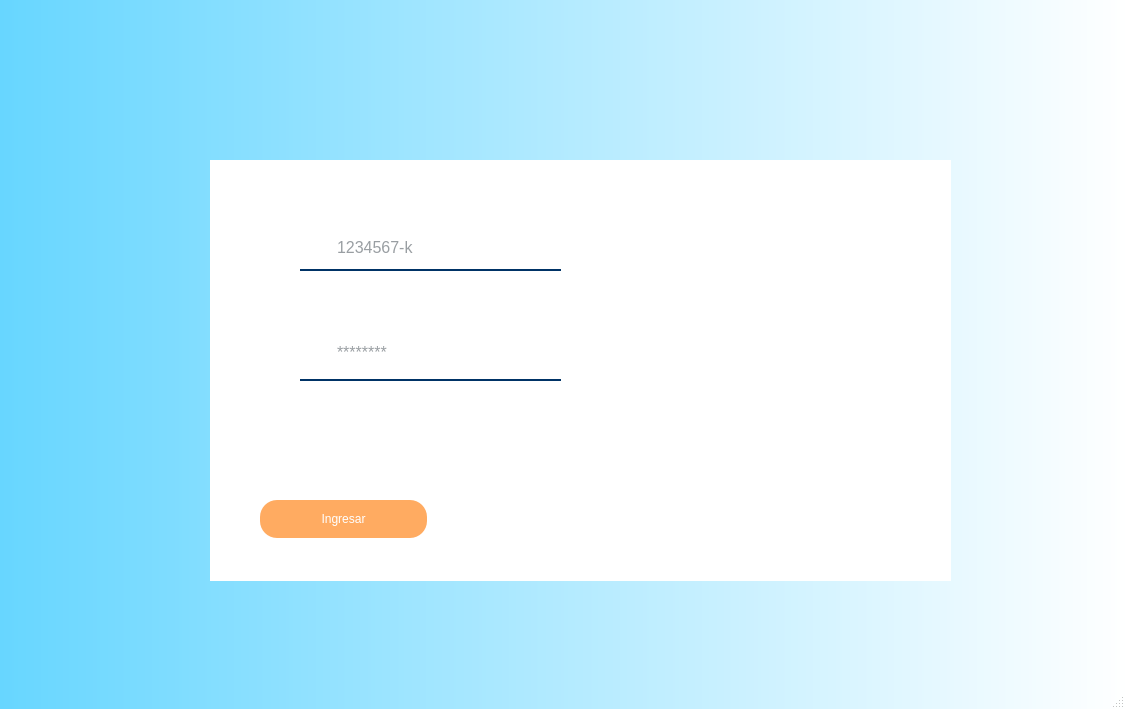
This is Segundo_anio/Segundo_semestre/QT_GUI/BancoEstado/loginwindow.ui in DiegoAbdiasSaldanaFuentes/Ejercisios-Universidad as Qt 5 draws it before an edit. The edited form follows.
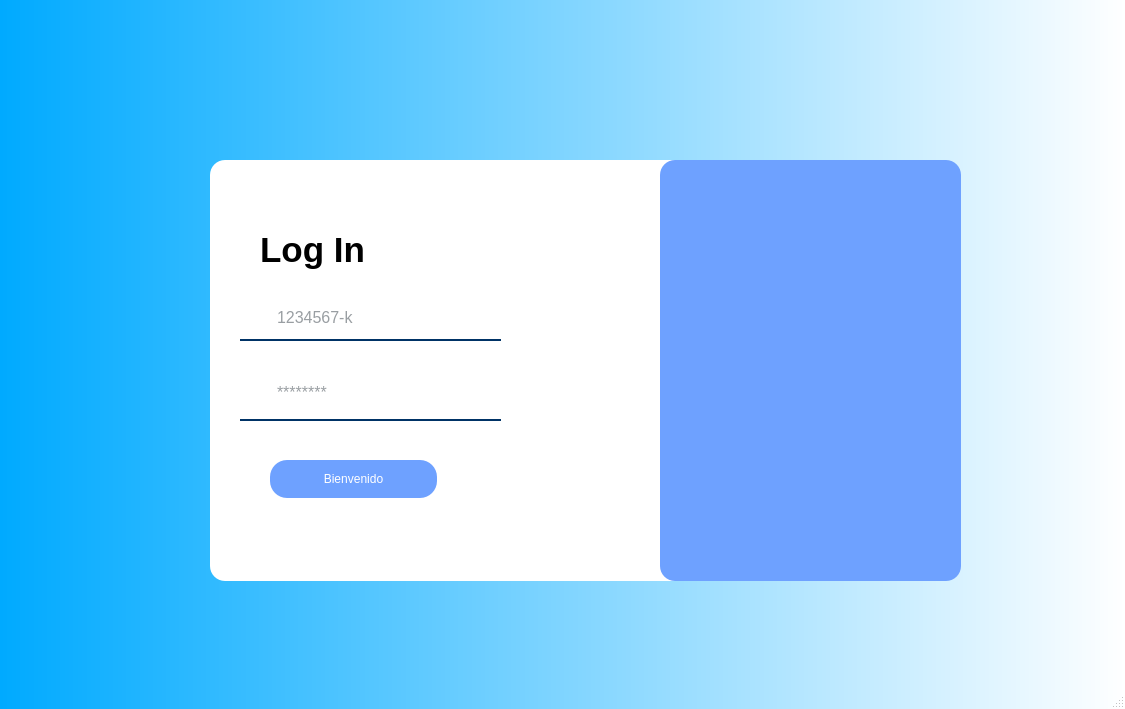
This is the edited form. Icons and pictures are not drawn.

```diff
--- a/Segundo_anio/Segundo_semestre/QT_GUI/BancoEstado/loginwindow.ui
+++ b/Segundo_anio/Segundo_semestre/QT_GUI/BancoEstado/loginwindow.ui
@@ -16,7 +16,7 @@
   <property name="styleSheet">
    <string notr="true">/* Estilo para la ventana principal */
 QMainWindow {
-    background-color: qlineargradient(spread:pad, x1:0, y1:0, x2:1, y2:0, stop:0 rgb(103, 214, 255), stop:1 rgb(255, 255, 255))
+    background-color: qlineargradient(spread:pad, x1:0, y1:0, x2:1, y2:0, stop:0 rgb(0, 170, 255), stop:1 rgb(255, 255, 255))
 }
 
 
@@ -26,15 +26,15 @@
    <widget class="QPushButton" name="btnIngresar">
     <property name="geometry">
      <rect>
-      <x>260</x>
-      <y>500</y>
+      <x>270</x>
+      <y>460</y>
       <width>167</width>
       <height>38</height>
      </rect>
     </property>
     <property name="styleSheet">
      <string notr="true">QPushButton {
-    background-color: rgb(255, 171, 97); /* Naranja Banco */
+    background-color: rgb(110, 161, 255); /* Naranja Banco */
     color: white;              /* Letra Blanca */
   
     padding: 8px;
@@ -42,7 +42,7 @@
 }</string>
     </property>
     <property name="text">
-     <string>Ingresar</string>
+     <string>Bienvenido</string>
     </property>
    </widget>
    <widget class="QLineEdit" name="txtRut">
@@ -51,8 +51,8 @@
     </property>
     <property name="geometry">
      <rect>
-      <x>300</x>
-      <y>230</y>
+      <x>240</x>
+      <y>300</y>
       <width>261</width>
       <height>41</height>
      </rect>
@@ -87,7 +87,8 @@
 /* Opcional: Estilo cuando el usuario hace clic en el campo (lo hace más interactivo) */
 QLineEdit#txtRut:focus {
     border-bottom: 2px solid #FF6600; /* La línea se vuelve naranja al hacer clic */
-}</string>
+}
+</string>
     </property>
     <property name="text">
      <string/>
@@ -99,8 +100,8 @@
    <widget class="QLineEdit" name="txtClave">
     <property name="geometry">
      <rect>
-      <x>300</x>
-      <y>330</y>
+      <x>240</x>
+      <y>370</y>
       <width>261</width>
       <height>51</height>
      </rect>
@@ -157,7 +158,8 @@
      </rect>
     </property>
     <property name="styleSheet">
-     <string notr="true">background-color: #FFFFFF;</string>
+     <string notr="true">background-color: #FFFFFF;
+border-radius: 15px;</string>
     </property>
     <property name="text">
      <string/>
@@ -176,11 +178,48 @@
      <string/>
     </property>
    </widget>
+   <widget class="QLabel" name="fondo_blanco_2">
+    <property name="geometry">
+     <rect>
+      <x>660</x>
+      <y>160</y>
+      <width>301</width>
+      <height>421</height>
+     </rect>
+    </property>
+    <property name="styleSheet">
+     <string notr="true">background-color: rgb(110, 161, 255);
+border-radius: 15px;</string>
+    </property>
+    <property name="text">
+     <string/>
+    </property>
+   </widget>
+   <widget class="QLabel" name="fondo_blanco_3">
+    <property name="geometry">
+     <rect>
+      <x>260</x>
+      <y>220</y>
+      <width>141</width>
+      <height>61</height>
+     </rect>
+    </property>
+    <property name="styleSheet">
+     <string notr="true">background-color: transparent; 
+
+color:rgb(0, 0, 0)</string>
+    </property>
+    <property name="text">
+     <string>&lt;html&gt;&lt;head/&gt;&lt;body&gt;&lt;p&gt;&lt;span style=&quot; font-size:26pt; font-weight:700;&quot;&gt;Log In&lt;/span&gt;&lt;/p&gt;&lt;/body&gt;&lt;/html&gt;</string>
+    </property>
+   </widget>
    <zorder>fondo_blanco</zorder>
    <zorder>btnIngresar</zorder>
    <zorder>txtRut</zorder>
    <zorder>txtClave</zorder>
    <zorder>label</zorder>
+   <zorder>fondo_blanco_2</zorder>
+   <zorder>fondo_blanco_3</zorder>
   </widget>
   <widget class="QMenuBar" name="menubar">
    <property name="geometry">
```
